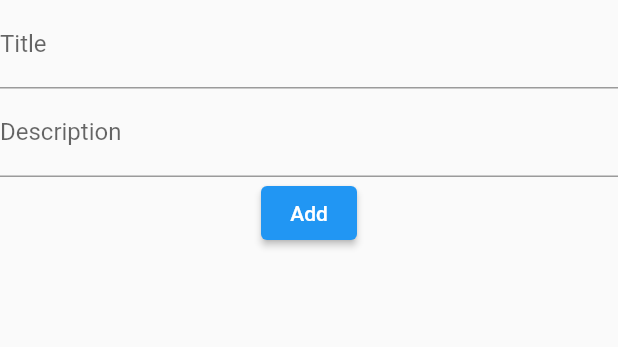
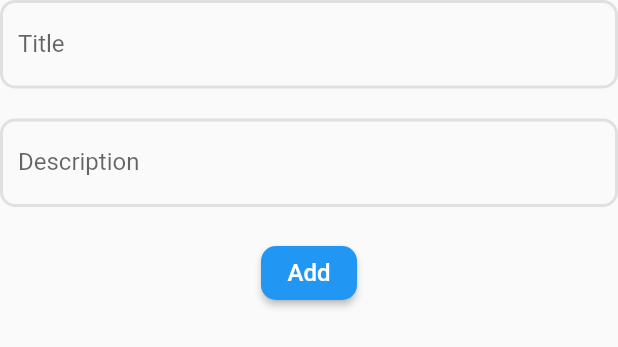
Before and after one commit to hasnains11/bytewise, a Flutter app: the TaskForm widget shown alone on an empty page, opened directly, on a phone screen of 412 x 824 dp. Shown: the top 347 px of the screen. Run offline on Flutter 3.47's test engine with Material 2 defaults, Android fonts, the phone set to English and light mode, and no system bars; our stand-ins replace flutter_rating_bar, flutter_svg, sqflite; accounts and stored records are empty; network calls fail.

Commit message:
task 5 and 6

```diff
--- a/lib/main.dart
+++ b/lib/main.dart
@@ -1,6 +1,7 @@
 import 'package:bytewise/task5_6/RecipeList.dart';
 import 'package:bytewise/task7/myProfile.dart';
 import 'package:bytewise/task8/database.dart';
+import 'package:bytewise/task8/todoApp.dart';
 import 'package:flutter/material.dart';
 import 'package:sqflite/sqflite.dart';
 import 'package:path/path.dart';
@@ -19,7 +20,7 @@ class MyApp extends StatelessWidget {
   @override
   Widget build(BuildContext context) {
     return MaterialApp(
-      home: RecipeList(),
+      home: TodoApp(),
     );
     // return MaterialApp(
     //   title: 'Flutter Demo',
--- a/lib/task5_6/RecipeList.dart
+++ b/lib/task5_6/RecipeList.dart
@@ -1,5 +1,5 @@
-import 'package:bytewise/task5/recipeCard.dart';
-import 'package:bytewise/task5/recipeDetails.dart';
+import 'package:bytewise/task5_6/recipeCard.dart';
+import 'package:bytewise/task5_6/recipeDetails.dart';
 import 'package:flutter/material.dart';
 
 class RecipeList extends StatelessWidget {
--- a/lib/task8/TaskFormWidget.dart
+++ b/lib/task8/TaskFormWidget.dart
@@ -32,7 +32,33 @@ class _TaskFormState extends State<TaskForm> {
         children: [
           TextFormField(
             initialValue: _title,
-            decoration: InputDecoration(labelText: 'Title'),
+            decoration: InputDecoration(
+              labelText: 'Title',
+              border: OutlineInputBorder(
+                borderRadius: BorderRadius.circular(10.0),
+              ),
+              focusedBorder: OutlineInputBorder(
+                borderRadius: BorderRadius.circular(10.0),
+                borderSide: BorderSide(
+                  color: Colors.blue,
+                  width: 2.0,
+                ),
+              ),
+              errorBorder: OutlineInputBorder(
+                borderRadius: BorderRadius.circular(10.0),
+                borderSide: BorderSide(
+                  color: Colors.red,
+                  width: 2.0,
+                ),
+              ),
+              enabledBorder: OutlineInputBorder(
+                borderRadius: BorderRadius.circular(10.0),
+                borderSide: BorderSide(
+                  color: Colors.grey[300]!,
+                  width: 2.0,
+                ),
+              ),
+            ),
             validator: (value) {
               if (value == null || value.isEmpty) {
                 return 'Please enter a title';
@@ -43,9 +69,36 @@ class _TaskFormState extends State<TaskForm> {
               _title = value!;
             },
           ),
+          SizedBox(height: 20),
           TextFormField(
             initialValue: _description,
-            decoration: InputDecoration(labelText: 'Description'),
+            decoration: InputDecoration(
+              labelText: 'Description',
+              border: OutlineInputBorder(
+                borderRadius: BorderRadius.circular(10.0),
+              ),
+              focusedBorder: OutlineInputBorder(
+                borderRadius: BorderRadius.circular(10.0),
+                borderSide: BorderSide(
+                  color: Colors.blue,
+                  width: 2.0,
+                ),
+              ),
+              errorBorder: OutlineInputBorder(
+                borderRadius: BorderRadius.circular(10.0),
+                borderSide: BorderSide(
+                  color: Colors.red,
+                  width: 2.0,
+                ),
+              ),
+              enabledBorder: OutlineInputBorder(
+                borderRadius: BorderRadius.circular(10.0),
+                borderSide: BorderSide(
+                  color: Colors.grey[300]!,
+                  width: 2.0,
+                ),
+              ),
+            ),
             validator: (value) {
               if (value == null || value.isEmpty) {
                 return 'Please enter a description';
@@ -56,6 +109,7 @@ class _TaskFormState extends State<TaskForm> {
               _description = value!;
             },
           ),
+          SizedBox(height: 20),
           ElevatedButton(
             onPressed: () {
               if (_formKey.currentState!.validate()) {
@@ -67,7 +121,18 @@ class _TaskFormState extends State<TaskForm> {
                 }
               }
             },
-            child: Text(widget.initialData == null ? 'Add' : 'Update'),
+            style: ElevatedButton.styleFrom(
+              primary: Colors.blue,
+              onPrimary: Colors.white,
+              shape: RoundedRectangleBorder(
+                borderRadius: BorderRadius.circular(10.0),
+              ),
+              elevation: 2.0,
+            ),
+            child: Text(
+              widget.initialData == null ? 'Add' : 'Update',
+              style: TextStyle(fontSize: 16.0),
+            ),
           ),
         ],
       ),
--- a/lib/task8/TodoListItem.dart
+++ b/lib/task8/TodoListItem.dart
@@ -21,6 +21,9 @@ class TodoListItem extends StatelessWidget {
       key: UniqueKey(),
       onDismissed: (_) => onRemove(),
       child: ListTile(
+        shape: RoundedRectangleBorder(
+          borderRadius: BorderRadius.circular(10.0),
+        ),
         leading: Checkbox(
           value: isCompleted,
           onChanged: (value) => onIsCompleted(),
@@ -32,6 +35,7 @@ class TodoListItem extends StatelessWidget {
             fontSize: 18,
             decoration:
                 isCompleted ? TextDecoration.lineThrough : TextDecoration.none,
+            color: isCompleted ? Colors.grey[400] : Colors.black,
           ),
         ),
         subtitle: Text(
@@ -50,6 +54,7 @@ class TodoListItem extends StatelessWidget {
           ),
           onPressed: onRemove,
         ),
+        tileColor: isCompleted ? Colors.grey[200] : Colors.white,
       ),
     );
   }
--- a/lib/task8/todoApp.dart
+++ b/lib/task8/todoApp.dart
@@ -17,8 +17,10 @@ class _TodoAppState extends State<TodoApp> {
   @override
   Widget build(BuildContext context) {
     return Scaffold(
+      backgroundColor: Colors.blueGrey[500],
       appBar: AppBar(
         title: const Text('Todo App'),
+        backgroundColor: Colors.blueGrey,
       ),
       floatingActionButton: FloatingActionButton(
         onPressed: () {
@@ -26,10 +28,13 @@ class _TodoAppState extends State<TodoApp> {
         },
         child: const Icon(Icons.add),
       ),
-      body: Center(
-          child: TodoList(
-        key: _childKey,
-      )),
+      body: Container(
+        padding: const EdgeInsets.all(8.0),
+        child: Center(
+            child: TodoList(
+          key: _childKey,
+        )),
+      ),
     );
   }
 
```
